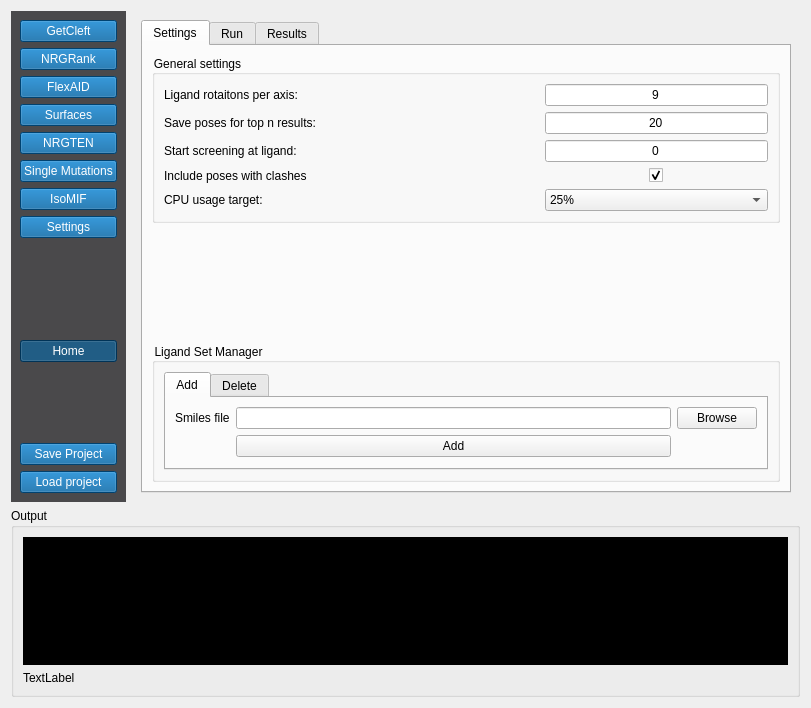
Qt form plugin.ui (NRGlab/NRGSuite-Qt) before a commit.
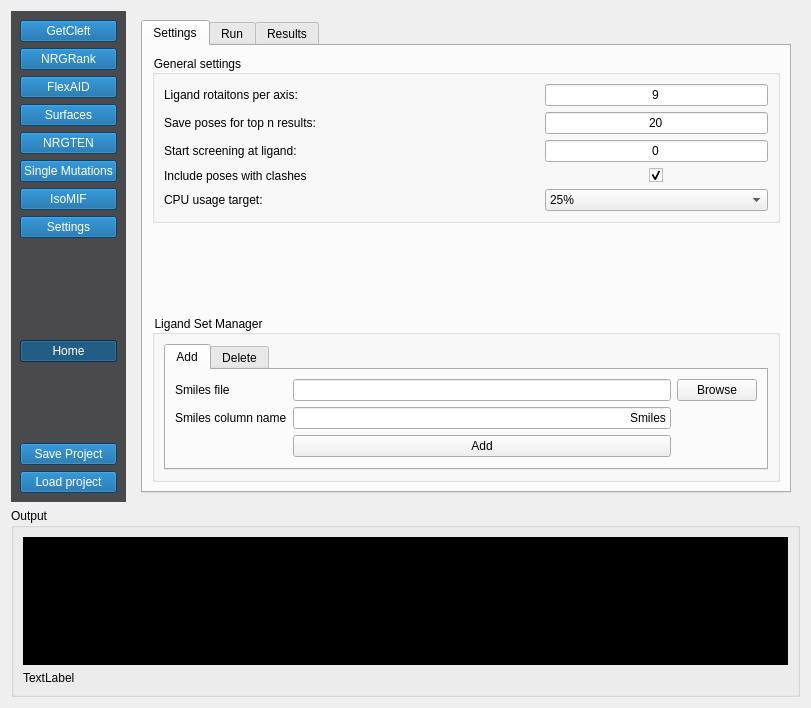
The same form after that commit. The open tabs and pages were chosen to show the change. Icons and pictures are not drawn.

```diff
--- a/plugin.ui
+++ b/plugin.ui
@@ -310,7 +310,7 @@
          <string notr="true">font-size:20;</string>
         </property>
         <property name="currentIndex">
-         <number>8</number>
+         <number>1</number>
         </property>
         <widget class="QWidget" name="getcleft_page">
          <layout class="QVBoxLayout" name="verticalLayout_10">
@@ -768,7 +768,7 @@
              <enum>QTabWidget::Rounded</enum>
             </property>
             <property name="currentIndex">
-             <number>1</number>
+             <number>0</number>
             </property>
             <property name="usesScrollButtons">
              <bool>false</bool>
@@ -953,8 +953,15 @@
                        </property>
                       </widget>
                      </item>
-                     <item row="0" column="1">
-                      <widget class="QLineEdit" name="nrgrank_add_ligand_file_path"/>
+                     <item row="2" column="1">
+                      <widget class="QPushButton" name="nrgrank_button_ligandset_add">
+                       <property name="enabled">
+                        <bool>true</bool>
+                       </property>
+                       <property name="text">
+                        <string>Add</string>
+                       </property>
+                      </widget>
                      </item>
                      <item row="0" column="2">
                       <widget class="QPushButton" name="nrgrank_add_ligandset_button">
@@ -963,13 +970,23 @@
                        </property>
                       </widget>
                      </item>
+                     <item row="0" column="1">
+                      <widget class="QLineEdit" name="nrgrank_add_ligand_file_path"/>
+                     </item>
                      <item row="1" column="1">
-                      <widget class="QPushButton" name="nrgrank_button_ligandset_add">
-                       <property name="enabled">
-                        <bool>true</bool>
+                      <widget class="QLineEdit" name="smiles_column_name">
+                       <property name="text">
+                        <string>Smiles</string>
                        </property>
+                       <property name="alignment">
+                        <set>Qt::AlignRight|Qt::AlignTrailing|Qt::AlignVCenter</set>
+                       </property>
+                      </widget>
+                     </item>
+                     <item row="1" column="0">
+                      <widget class="QLabel" name="label_18">
                        <property name="text">
-                        <string>Add</string>
+                        <string>Smiles column name</string>
                        </property>
                       </widget>
                      </item>
```
